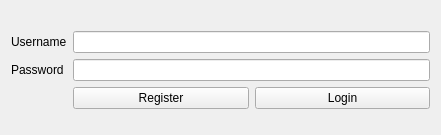
First picture: the form in src/client/login.ui, repository Paul92/Quizzzer, before the edit.
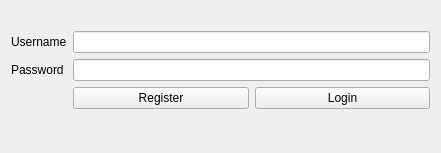
Second picture: the form after the edit.

```diff
--- a/src/client/login.ui
+++ b/src/client/login.ui
@@ -7,7 +7,7 @@
     <x>0</x>
     <y>0</y>
     <width>441</width>
-    <height>135</height>
+    <height>153</height>
    </rect>
   </property>
   <property name="windowTitle">
```
Left out of the diff: 4 changed lines with no effect on the pictures.
